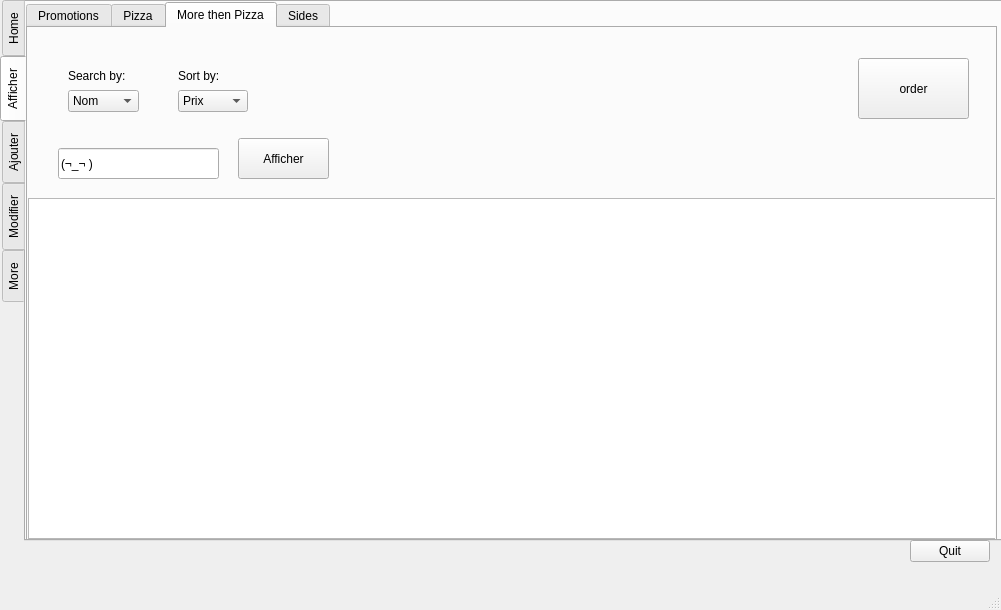
First picture: the form in mainwindow.ui, repository Rami-420/Project2A_cpp, before the edit.
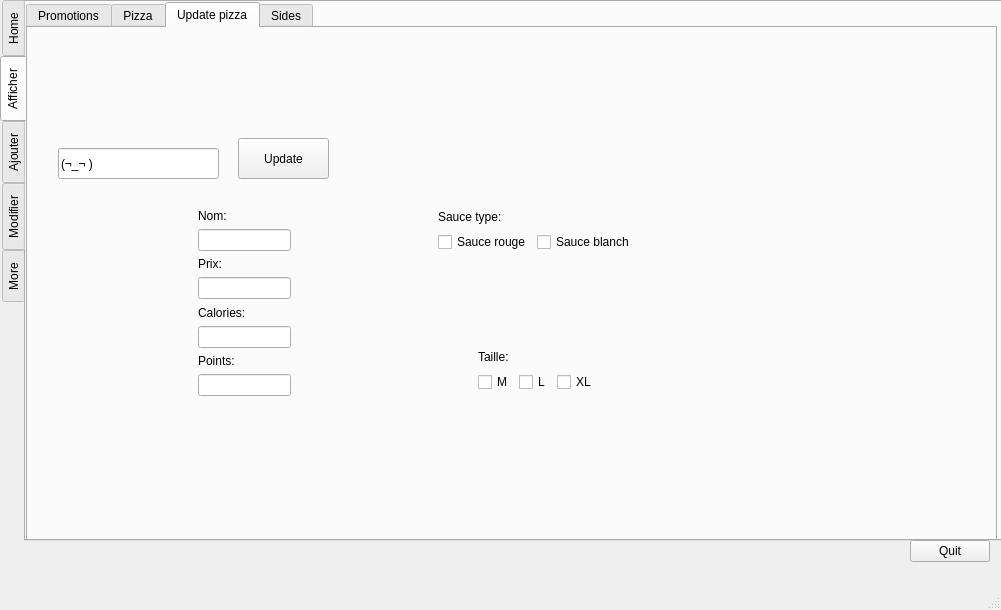
Second picture: the form after the edit. The open tabs and pages were chosen to show the change.

```diff
--- a/mainwindow.ui
+++ b/mainwindow.ui
@@ -471,7 +471,7 @@
       </widget>
       <widget class="QWidget" name="tab_8">
        <attribute name="title">
-        <string>More then Pizza</string>
+        <string>Update pizza</string>
        </attribute>
        <widget class="QLineEdit" name="lineEdit_10">
         <property name="geometry">
@@ -486,23 +486,7 @@
          <string>(¬_¬ )</string>
         </property>
        </widget>
-       <widget class="QPushButton" name="order_3">
-        <property name="geometry">
-         <rect>
-          <x>830</x>
-          <y>30</y>
-          <width>111</width>
-          <height>61</height>
-         </rect>
-        </property>
-        <property name="mouseTracking">
-         <bool>true</bool>
-        </property>
-        <property name="text">
-         <string>order</string>
-        </property>
-       </widget>
-       <widget class="QPushButton" name="order_4">
+       <widget class="QPushButton" name="update_pizza">
         <property name="geometry">
          <rect>
           <x>210</x>
@@ -512,92 +496,147 @@
          </rect>
         </property>
         <property name="text">
-         <string>Afficher</string>
+         <string>Update</string>
         </property>
        </widget>
-       <widget class="QWidget" name="layoutWidget_16">
+       <widget class="QWidget" name="layoutWidget_8">
         <property name="geometry">
          <rect>
-          <x>150</x>
-          <y>40</y>
-          <width>70</width>
+          <x>170</x>
+          <y>180</y>
+          <width>93</width>
+          <height>188</height>
+         </rect>
+        </property>
+        <layout class="QVBoxLayout" name="verticalLayout_9">
+         <item>
+          <widget class="QLabel" name="label_22">
+           <property name="text">
+            <string>Nom:</string>
+           </property>
+          </widget>
+         </item>
+         <item>
+          <widget class="QLineEdit" name="ajouter_pizza_nom_2"/>
+         </item>
+         <item>
+          <widget class="QLabel" name="label_23">
+           <property name="text">
+            <string>Prix:</string>
+           </property>
+          </widget>
+         </item>
+         <item>
+          <widget class="QLineEdit" name="ajouter_pizza_prix_2">
+           <property name="text">
+            <string/>
+           </property>
+          </widget>
+         </item>
+         <item>
+          <widget class="QLabel" name="label_32">
+           <property name="text">
+            <string>Calories:</string>
+           </property>
+          </widget>
+         </item>
+         <item>
+          <widget class="QLineEdit" name="ajouter_pizza_cals_2">
+           <property name="text">
+            <string/>
+           </property>
+          </widget>
+         </item>
+         <item>
+          <widget class="QLabel" name="label_34">
+           <property name="text">
+            <string>Points:</string>
+           </property>
+          </widget>
+         </item>
+         <item>
+          <widget class="QLineEdit" name="ajouter_pizza_nb_pnt_2"/>
+         </item>
+        </layout>
+       </widget>
+       <widget class="QWidget" name="layoutWidget_12">
+        <property name="geometry">
+         <rect>
+          <x>450</x>
+          <y>320</y>
+          <width>118</width>
           <height>44</height>
          </rect>
         </property>
-        <layout class="QVBoxLayout" name="verticalLayout_24">
+        <layout class="QVBoxLayout" name="verticalLayout_12">
          <item>
-          <widget class="QLabel" name="label_39">
+          <widget class="QLabel" name="label_35">
            <property name="text">
-            <string>Sort by:</string>
+            <string>Taille:</string>
            </property>
           </widget>
          </item>
          <item>
-          <widget class="QComboBox" name="comboBox_7">
+          <layout class="QHBoxLayout" name="horizontalLayout_5">
            <item>
-            <property name="text">
-             <string>Prix</string>
-            </property>
+            <widget class="QCheckBox" name="ajouter_pizza_M_2">
+             <property name="text">
+              <string>M</string>
+             </property>
+            </widget>
            </item>
            <item>
-            <property name="text">
-             <string>Calories</string>
-            </property>
+            <widget class="QCheckBox" name="ajouter_pizza_L_2">
+             <property name="text">
+              <string>L</string>
+             </property>
+            </widget>
            </item>
            <item>
-            <property name="text">
-             <string>Nom</string>
-            </property>
+            <widget class="QCheckBox" name="ajouter_pizza_XL_2">
+             <property name="text">
+              <string>XL</string>
+             </property>
+            </widget>
            </item>
-           <item>
-            <property name="text">
-             <string/>
-            </property>
-           </item>
-          </widget>
+          </layout>
          </item>
         </layout>
        </widget>
-       <widget class="QTableView" name="tableView_3">
+       <widget class="QWidget" name="layoutWidget_15">
         <property name="geometry">
          <rect>
-          <x>0</x>
-          <y>170</y>
-          <width>981</width>
-          <height>341</height>
-         </rect>
-        </property>
-       </widget>
-       <widget class="QWidget" name="layoutWidget_17">
-        <property name="geometry">
-         <rect>
-          <x>40</x>
-          <y>40</y>
-          <width>71</width>
+          <x>410</x>
+          <y>180</y>
+          <width>191</width>
           <height>44</height>
          </rect>
         </property>
-        <layout class="QVBoxLayout" name="verticalLayout_25">
+        <layout class="QVBoxLayout" name="verticalLayout_13">
          <item>
-          <widget class="QLabel" name="label_40">
+          <widget class="QLabel" name="label_41">
            <property name="text">
-            <string>Search by:</string>
+            <string>Sauce type:</string>
            </property>
           </widget>
          </item>
          <item>
-          <widget class="QComboBox" name="comboBox_8">
+          <layout class="QHBoxLayout" name="horizontalLayout_7">
            <item>
-            <property name="text">
-             <string>Nom</string>
-            </property>
+            <widget class="QCheckBox" name="ajouter_pizza_rouge_2">
+             <property name="text">
+              <string>Sauce rouge</string>
+             </property>
+            </widget>
            </item>
            <item>
-            <property name="text">
-             <string>ID</string>
-            </property>
+            <widget class="QCheckBox" name="ajouter_pizza_blanche_2">
+             <property name="text">
+              <string>Sauce blanche</string>
+             </property>
+            </widget>
            </item>
-          </widget>
+          </layout>
          </item>
         </layout>
        </widget>
@@ -699,35 +738,7 @@
          </item>
         </layout>
        </widget>
-       <widget class="QWidget" name="layoutWidget_8">
-        <property name="geometry">
-         <rect>
-          <x>460</x>
-          <y>50</y>
-          <width>211</width>
-          <height>371</height>
-         </rect>
-        </property>
-        <layout class="QVBoxLayout" name="verticalLayout_13">
-         <item>
-          <widget class="QLabel" name="label_23">
-           <property name="text">
-            <string>Plats:</string>
-           </property>
-          </widget>
-         </item>
-         <item>
-          <widget class="QListWidget" name="listWidget_2">
-           <item>
-            <property name="text">
-             <string>pizza</string>
-            </property>
-           </item>
-          </widget>
-         </item>
-        </layout>
-       </widget>
-       <widget class="QPushButton" name="ajouter_pizza_button_4">
+       <widget class="QPushButton" name="ajouter_offre_button">
         <property name="geometry">
          <rect>
           <x>830</x>
@@ -768,34 +779,6 @@
          </item>
         </layout>
        </widget>
-       <widget class="QWidget" name="">
-        <property name="geometry">
-         <rect>
-          <x>700</x>
-          <y>50</y>
-          <width>211</width>
-          <height>371</height>
-         </rect>
-        </property>
-        <layout class="QVBoxLayout" name="verticalLayout_12">
-         <item>
-          <widget class="QLabel" name="label_22">
-           <property name="text">
-            <string>Drinks</string>
-           </property>
-          </widget>
-         </item>
-         <item>
-          <widget class="QListWidget" name="listWidget">
-           <item>
-            <property name="text">
-             <string>fanta</string>
-            </property>
-           </item>
-          </widget>
-         </item>
-        </layout>
-       </widget>
       </widget>
       <widget class="QWidget" name="tab_22">
        <attribute name="title">
```
Left out of the diff: 59 changed lines with no effect on the pictures.
